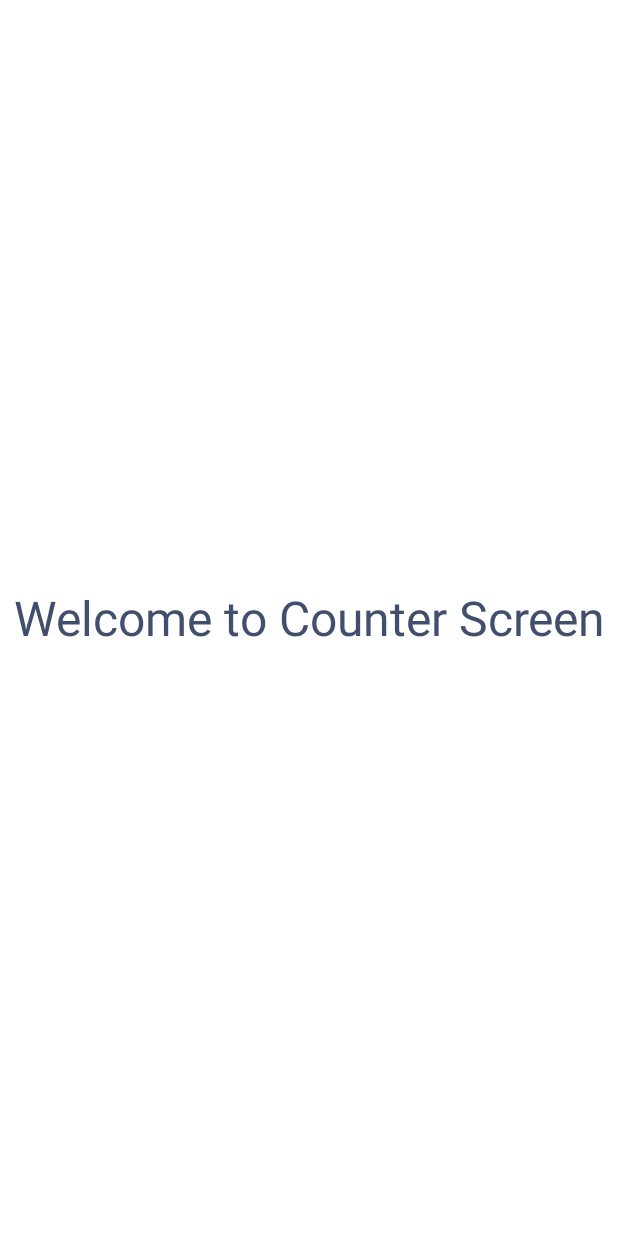
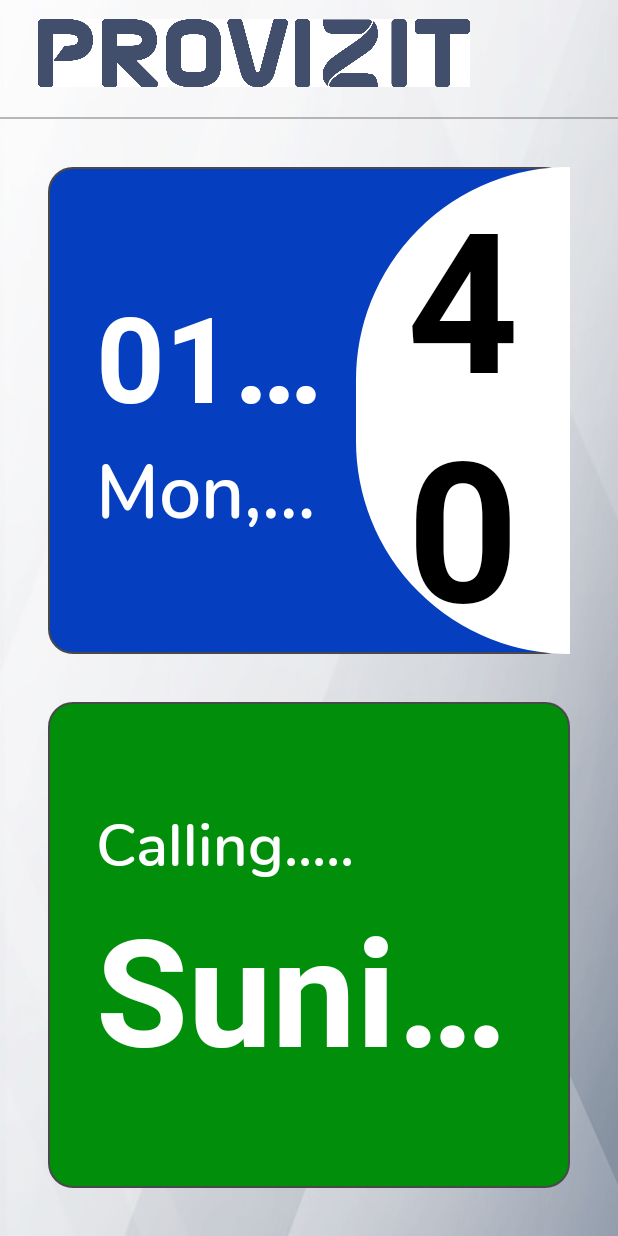
Before and after one commit to sunilkumarasr/CounterApp, an Android app: the layout activity_counter.xml on its own in the app's theme, with its tools: preview values and no code run, on a phone screen of 412 x 824 dp. Run offline under Robolectric (Android 15) with nearby library versions, the light colour scheme and no system bars.

Commit message:
10-12-2024

```diff
--- a/app/src/main/AndroidManifest.xml
+++ b/app/src/main/AndroidManifest.xml
@@ -22,7 +22,7 @@
             android:exported="false"
             android:screenOrientation="landscape" />
         <activity
-            android:name=".Activitys.CounterActivity"
+            android:name=".Activitys.DashBoardActivity"
             android:exported="false"
             android:screenOrientation="landscape" />
         <activity
--- a/app/src/main/java/com/provizit/counterapp/Activitys/CounterActivity.java
+++ /dev/null
@@ -1,21 +0,0 @@
-package com.provizit.counterapp.Activitys;
-
-import android.os.Bundle;
-
-import androidx.appcompat.app.AppCompatActivity;
-
-import com.provizit.counterapp.R;
-import com.provizit.counterapp.Config.Preferences;
-
-public class CounterActivity extends AppCompatActivity {
-
-    @Override
-    protected void onCreate(Bundle savedInstanceState) {
-        super.onCreate(savedInstanceState);
-        setContentView(R.layout.activity_counter);
-
-        Preferences.saveStringValue(getApplicationContext(), Preferences.LOGINCHECK, "true");
-
-
-    }
-}
--- /dev/null
+++ b/app/src/main/java/com/provizit/counterapp/Activitys/DashBoardActivity.java
@@ -0,0 +1,31 @@
+package com.provizit.counterapp.Activitys;
+
+import android.os.Bundle;
+
+import androidx.appcompat.app.AppCompatActivity;
+
+import com.provizit.counterapp.Config.ViewController;
+import com.provizit.counterapp.Logins.LoginActivity;
+import com.provizit.counterapp.R;
+import com.provizit.counterapp.Config.Preferences;
+import com.provizit.counterapp.databinding.ActivityCounterBinding;
+import com.provizit.counterapp.databinding.ActivityLoginBinding;
+
+public class DashBoardActivity extends AppCompatActivity {
+
+
+    ActivityCounterBinding binding;
+
+    @Override
+    protected void onCreate(Bundle savedInstanceState) {
+        super.onCreate(savedInstanceState);
+        binding = ActivityCounterBinding.inflate(getLayoutInflater());
+        setContentView(binding.getRoot());
+
+        ViewController.barPrimaryColor(DashBoardActivity.this);
+
+        Preferences.saveStringValue(getApplicationContext(), Preferences.LOGINCHECK, "true");
+
+
+    }
+}
--- a/app/src/main/java/com/provizit/counterapp/Activitys/SplashScreenActivity.java
+++ b/app/src/main/java/com/provizit/counterapp/Activitys/SplashScreenActivity.java
@@ -41,7 +41,7 @@ public class SplashScreenActivity extends AppCompatActivity {
                 } catch (Exception ignored) {
                 } finally {
                     if (LOGINCHECK.equals("true")) {
-                        Intent intent = new Intent(SplashScreenActivity.this, CounterActivity.class);
+                        Intent intent = new Intent(SplashScreenActivity.this, DashBoardActivity.class);
                         intent.setFlags(Intent.FLAG_ACTIVITY_NEW_TASK | Intent.FLAG_ACTIVITY_CLEAR_TASK);
                         startActivity(intent);
                         finish();
--- a/app/src/main/java/com/provizit/counterapp/Config/ViewController.java
+++ b/app/src/main/java/com/provizit/counterapp/Config/ViewController.java
@@ -16,4 +16,10 @@ public class ViewController {
         window.setStatusBarColor(ContextCompat.getColor(activity, R.color.white));
     }
 
+    public static void barPrimaryColor(Activity activity) {
+        Window window = activity.getWindow();
+        window.addFlags(WindowManager.LayoutParams.FLAG_DRAWS_SYSTEM_BAR_BACKGROUNDS);
+        window.setStatusBarColor(ContextCompat.getColor(activity, R.color.colorPrimary));
+    }
+
 }
--- a/app/src/main/java/com/provizit/counterapp/Logins/LoginActivity.java
+++ b/app/src/main/java/com/provizit/counterapp/Logins/LoginActivity.java
@@ -11,9 +11,8 @@ import androidx.appcompat.app.AppCompatActivity;
 
 import com.google.gson.JsonObject;
 import com.google.gson.JsonParser;
-import com.provizit.counterapp.Activitys.CounterActivity;
+import com.provizit.counterapp.Activitys.DashBoardActivity;
 import com.provizit.counterapp.Activitys.PrivacyPolicyActivity;
-import com.provizit.counterapp.Activitys.SplashScreenActivity;
 import com.provizit.counterapp.Config.ViewController;
 import com.provizit.counterapp.Models.CompanyData;
 import com.provizit.counterapp.Models.Model;
@@ -135,7 +134,7 @@ public class LoginActivity extends AppCompatActivity {
                         Preferences.saveStringValue(getApplicationContext(), Preferences.comp_id, items.getComp_id());
                         Preferences.saveStringValue(getApplicationContext(), Preferences.email, binding.editEmail.getText().toString().trim().toLowerCase());
 
-                        Intent intent = new Intent(LoginActivity.this, CounterActivity.class);
+                        Intent intent = new Intent(LoginActivity.this, DashBoardActivity.class);
                         intent.setFlags(Intent.FLAG_ACTIVITY_NEW_TASK | Intent.FLAG_ACTIVITY_CLEAR_TASK);
                         startActivity(intent);
                         overridePendingTransition(R.anim.enter, R.anim.exit);
--- a/app/src/main/java/com/provizit/counterapp/Services/API.java
+++ b/app/src/main/java/com/provizit/counterapp/Services/API.java
@@ -16,7 +16,7 @@ public interface API {
     @GET("masters/getuserDetails")
     Call<Model> getuserDetails(@Header("Authorization") String Bearer, @Header("DeviceId") String header, @Query("id") String id);
 
-    @POST("setup/schedulerLogin")
+    @POST("setup/counterLogin")
     Call<Model> getuserLogin(@Header("Authorization") String Bearer, @Header("DeviceId") String header, @Body JsonObject jsonBody);
 
     @GET("company/getmeetingrooms")
--- /dev/null
+++ b/app/src/main/res/drawable/round_blue.xml
@@ -0,0 +1,13 @@
+<?xml version="1.0" encoding="utf-8"?>
+<!-- res/drawable/rounded_edittext_focused.xml -->
+<shape xmlns:android="http://schemas.android.com/apk/res/android"
+    android:shape="rectangle" android:padding="10dp">
+
+    <solid android:color="@color/blue"/>
+    <stroke android:width="1dp" android:color="@color/text_color" />
+    <corners
+        android:bottomRightRadius="@dimen/_10sdp"
+        android:bottomLeftRadius="@dimen/_10sdp"
+        android:topLeftRadius="@dimen/_10sdp"
+        android:topRightRadius="@dimen/_10sdp" />
+</shape>
--- /dev/null
+++ b/app/src/main/res/drawable/round_green.xml
@@ -0,0 +1,13 @@
+<?xml version="1.0" encoding="utf-8"?>
+<!-- res/drawable/rounded_edittext_focused.xml -->
+<shape xmlns:android="http://schemas.android.com/apk/res/android"
+    android:shape="rectangle" android:padding="10dp">
+
+    <solid android:color="@color/green"/>
+    <stroke android:width="1dp" android:color="@color/text_color" />
+    <corners
+        android:bottomRightRadius="@dimen/_10sdp"
+        android:bottomLeftRadius="@dimen/_10sdp"
+        android:topLeftRadius="@dimen/_10sdp"
+        android:topRightRadius="@dimen/_10sdp" />
+</shape>
--- /dev/null
+++ b/app/src/main/res/drawable/round_white_leftedge_only.xml
@@ -0,0 +1,14 @@
+<?xml version="1.0" encoding="utf-8"?>
+<!-- res/drawable/rounded_edittext_focused.xml -->
+<shape xmlns:android="http://schemas.android.com/apk/res/android"
+    android:shape="rectangle" android:padding="10dp">
+
+    <solid android:color="@color/white"/>
+    <stroke android:width="1dp" android:color="@color/white" />
+    <corners
+        android:bottomRightRadius="0dp"
+        android:topRightRadius="0dp"
+        android:bottomLeftRadius="@dimen/_200sdp"
+        android:topLeftRadius="@dimen/_200sdp"
+         />
+</shape>
--- a/app/src/main/res/layout/activity_counter.xml
+++ b/app/src/main/res/layout/activity_counter.xml
@@ -1,20 +1,136 @@
 <?xml version="1.0" encoding="utf-8"?>
-<RelativeLayout
+<LinearLayout
     xmlns:android="http://schemas.android.com/apk/res/android"
     xmlns:app="http://schemas.android.com/apk/res-auto"
     xmlns:tools="http://schemas.android.com/tools"
     android:layout_width="match_parent"
     android:layout_height="match_parent"
-    tools:context=".Activitys.CounterActivity"
-    android:background="@color/white">
+    android:orientation="vertical"
+    tools:context=".Activitys.DashBoardActivity"
+    android:background="@drawable/bg">
 
-    <androidx.appcompat.widget.AppCompatCheckedTextView
+
+    <LinearLayout
+        android:layout_width="match_parent"
+        android:layout_height="wrap_content">
+
+        <androidx.appcompat.widget.AppCompatImageView
+            android:id="@+id/logo"
+            android:layout_width="@dimen/_180sdp"
+            android:layout_height="@dimen/_30sdp"
+            android:layout_marginTop="@dimen/_8sdp"
+            android:layout_marginBottom="@dimen/_8sdp"
+            android:scaleType="fitStart"
+            android:src="@drawable/logo"
+            android:layout_marginStart="@dimen/_16sdp" />
+
+    </LinearLayout>
+    <View
+        android:id="@+id/line1"
+        android:layout_width="match_parent"
+        android:layout_marginTop="@dimen/_3sdp"
+        android:layout_height="1dp"
+        android:background="#7C707070"/>
+
+
+    <LinearLayout
         android:layout_width="match_parent"
         android:layout_height="match_parent"
-        android:text="Welcome to Counter Screen"
-        android:textAlignment="center"
-        android:gravity="center"
-        android:textSize="@dimen/_20sdp"
-        android:textColor="@color/colorPrimary"/>
+        android:layout_marginStart="@dimen/_20sdp"
+        android:layout_marginEnd="@dimen/_20sdp"
+        android:layout_marginTop="@dimen/_20sdp"
+        android:layout_marginBottom="@dimen/_20sdp"
+        android:orientation="vertical">
 
-</RelativeLayout>
+        <LinearLayout
+            android:layout_width="match_parent"
+            android:layout_height="match_parent"
+            android:orientation="horizontal"
+            android:layout_weight="1"
+            android:background="@drawable/round_blue"
+            android:layout_marginBottom="@dimen/_10sdp">
+
+            <LinearLayout
+                android:layout_width="match_parent"
+                android:layout_height="match_parent"
+                android:orientation="vertical"
+                android:layout_marginStart="@dimen/_20sdp"
+                android:gravity="center_vertical"
+                android:layout_weight="0.7">
+
+                <androidx.appcompat.widget.AppCompatTextView
+                    android:layout_width="match_parent"
+                    android:layout_height="wrap_content"
+                    android:text="01:21 PM"
+                    android:textSize="80sp"
+                    android:singleLine="true"
+                    android:textColor="@color/white"
+                    android:textStyle="bold"
+                    app:fontFamily="@font/roboto_bold"/>
+
+                <androidx.appcompat.widget.AppCompatTextView
+                    android:layout_width="match_parent"
+                    android:layout_height="wrap_content"
+                    android:text="Mon, 26 Sep 2022"
+                    android:singleLine="true"
+                    android:textSize="50sp"
+                    android:textColor="@color/white"
+                    android:textStyle="bold"
+                    app:fontFamily="@font/nunito_semibold"/>
+
+            </LinearLayout>
+
+            <LinearLayout
+                android:layout_width="match_parent"
+                android:layout_height="match_parent"
+                android:orientation="vertical"
+                android:layout_weight="1"
+                android:background="@drawable/round_white_leftedge_only">
+                <androidx.appcompat.widget.AppCompatTextView
+                    android:layout_width="match_parent"
+                    android:layout_height="match_parent"
+                    android:gravity="center"
+                    android:text="4045"
+                    android:textSize="130sp"
+                    android:textColor="@color/black"
+                    android:textStyle="bold"
+                    app:fontFamily="@font/roboto_bold"/>
+            </LinearLayout>
+
+        </LinearLayout>
+
+        <LinearLayout
+            android:layout_width="match_parent"
+            android:layout_height="match_parent"
+            android:orientation="vertical"
+            android:layout_marginTop="@dimen/_10sdp"
+            android:layout_weight="1"
+            android:gravity="center_vertical"
+            android:background="@drawable/round_green">
+            <androidx.appcompat.widget.AppCompatTextView
+                android:layout_width="match_parent"
+                android:layout_height="wrap_content"
+                android:layout_marginStart="@dimen/_20sdp"
+                android:layout_marginEnd="@dimen/_20sdp"
+                android:text="Calling....."
+                android:textSize="40sp"
+                android:textColor="@color/white"
+                android:textStyle="bold"
+                app:fontFamily="@font/nunito_semibold"/>
+
+            <androidx.appcompat.widget.AppCompatTextView
+                android:layout_width="match_parent"
+                android:layout_height="wrap_content"
+                android:layout_marginStart="@dimen/_20sdp"
+                android:layout_marginEnd="@dimen/_20sdp"
+                android:text="Sunil Kumar"
+                android:singleLine="true"
+                android:textSize="100sp"
+                android:textColor="@color/white"
+                android:textStyle="bold"
+                app:fontFamily="@font/roboto_bold"/>
+        </LinearLayout>
+    </LinearLayout>
+
+
+</LinearLayout>
--- a/app/src/main/res/values/colors.xml
+++ b/app/src/main/res/values/colors.xml
@@ -19,6 +19,8 @@
     <color name="a_color1">#4D414F6C</color>
     <color name="m_color1">#1A414F6C</color>
     <color name="r_color1">#33414F6C</color>
+    <color name="blue">#053fbf</color>
+    <color name="green">#018e0a</color>
     <color name="app_tcolor">#414F6C</color>
     <color name="inprogress">#E4080E</color>
     <color name="soon">#1A8EFB</color>
```
Also changed, not shown: app/src/main/res/drawable/bg.jpg (added).
